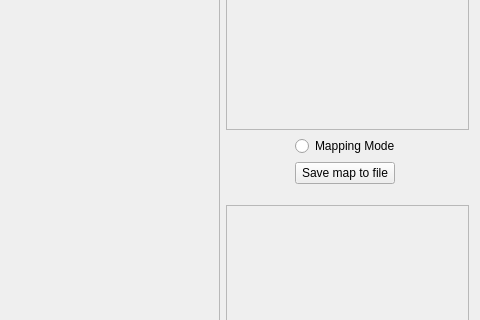
Before: the Qt Designer form mainwindow.ui in LadislavBrecka/HMI-Semi_auto, drawn with Qt 5; both pictures show x 520 to 1000 and y 103 to 423 of the 1000 by 617 pixel window.
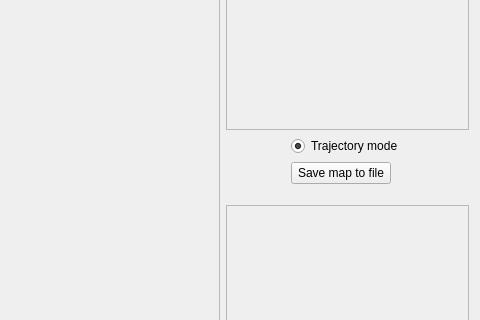
After: the same form once the commit is applied.

```diff
--- a/mainwindow.ui
+++ b/mainwindow.ui
@@ -96,7 +96,10 @@
            <bool>false</bool>
           </property>
           <property name="text">
-           <string>Mapping Mode</string>
+           <string>Trajectory mode</string>
+          </property>
+          <property name="checked">
+           <bool>true</bool>
           </property>
          </widget>
         </item>
```
Left out of the diff: 2 changed lines with no effect on the pictures.
